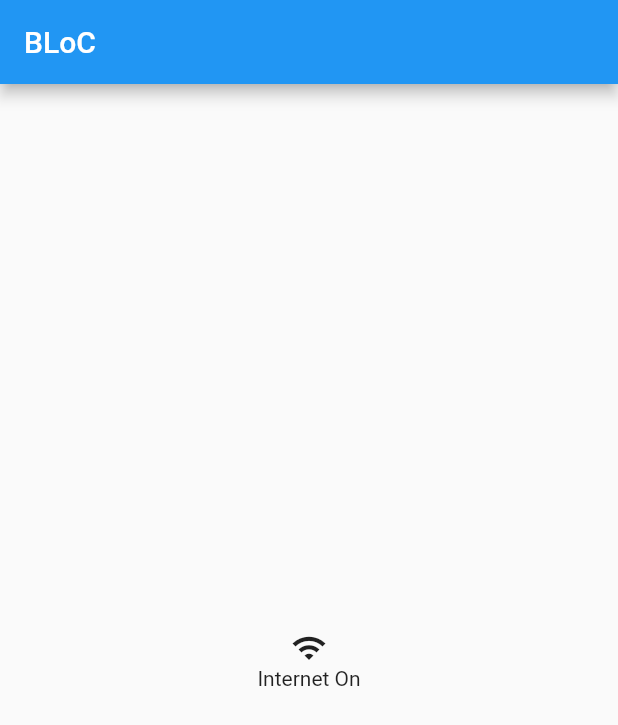
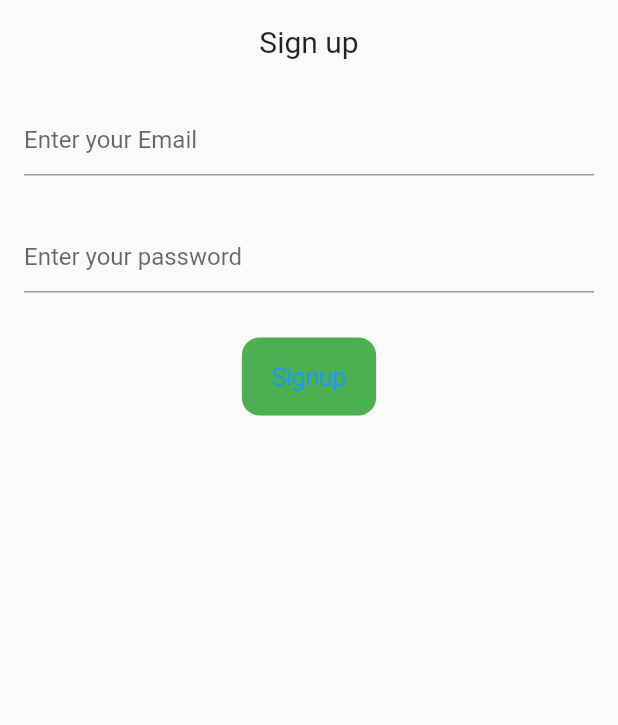
Before and after one commit to Netesh5/Bloc, a Flutter app: the screen it shows after launch, on a phone screen of 412 x 824 dp. Shown: the top 725 px of the screen. Run offline on Flutter 3.47's test engine with Material 2 defaults, Android fonts, the phone set to English and light mode, and no system bars; our stand-ins replace connectivity, flutter_bloc.

Commit message:
form_validation_using_bloc

```diff
--- a/lib/view/myapp.dart
+++ b/lib/view/myapp.dart
@@ -1,8 +1,8 @@
 import 'package:blocapp/cubit/internet_cubit.dart';
+import 'package:blocapp/view/signin/bloc/signin_bloc.dart';
+import 'package:blocapp/view/signin/signup.dart';
 import 'package:flutter/material.dart';
 import 'package:flutter_bloc/flutter_bloc.dart';
-
-import 'homepage.dart';
 
 class MyApp extends StatelessWidget {
   const MyApp({super.key});
@@ -11,9 +11,12 @@ class MyApp extends StatelessWidget {
   Widget build(BuildContext context) {
     return BlocProvider(
       create: (context) => InternetCubit(),
-      child: const MaterialApp(
+      child: MaterialApp(
         debugShowCheckedModeBanner: false,
-        home: HomeScreen(),
+        home: BlocProvider(
+          create: (context) => SignInBloc(),
+          child: SigninScreen(),
+        ),
       ),
     );
   }
--- /dev/null
+++ b/lib/view/signin/bloc/signin_bloc.dart
@@ -0,0 +1,22 @@
+import 'package:blocapp/view/signin/bloc/signin_event.dart';
+import 'package:blocapp/view/signin/bloc/signin_state.dart';
+import 'package:flutter_bloc/flutter_bloc.dart';
+
+class SignInBloc extends Bloc<SigninEvent, SignInState> {
+  SignInBloc() : super(SignInInitialState()) {
+    on<TextFormFieldChangedEvent>((event, emit) {
+      if (RegExp(r'^(([^<>()[\]\\.,;:\s@\"]+(\.[^<>()[\]\\.,;:\s@\"]+)*)|(\".+\"))@((\[[0-9]{1,3}\.[0-9]{1,3}\.[0-9]{1,3}\.[0-9]{1,3}\])|(([a-zA-Z\-0-9]+\.)+[a-zA-Z]{2,}))$')
+              .hasMatch(event.email) ==
+          false) {
+        emit(SignInUnsuccessfullState(errorMsg: "Enter a valid email"));
+      } else if (event.password == "" || event.password.length < 6) {
+        emit(SignInUnsuccessfullState(errorMsg: "Enter a valid password"));
+      } else {
+        emit(SignInValidState());
+      }
+    });
+    on<SignInButtonPressedEvent>((event, emit) {
+      emit(SignInSuccessfulState());
+    });
+  }
+}
--- /dev/null
+++ b/lib/view/signin/bloc/signin_event.dart
@@ -0,0 +1,13 @@
+abstract class SigninEvent {}
+
+class TextFormFieldChangedEvent extends SigninEvent {
+  String email;
+  String password;
+  TextFormFieldChangedEvent({required this.email, required this.password});
+}
+
+class SignInButtonPressedEvent extends SigninEvent {
+  String email;
+  String password;
+  SignInButtonPressedEvent({required this.email, required this.password});
+}
--- /dev/null
+++ b/lib/view/signin/bloc/signin_state.dart
@@ -0,0 +1,12 @@
+abstract class SignInState {}
+
+class SignInInitialState extends SignInState {}
+
+class SignInSuccessfulState extends SignInState {}
+
+class SignInUnsuccessfullState extends SignInState {
+  String? errorMsg;
+  SignInUnsuccessfullState({this.errorMsg});
+}
+
+class SignInValidState extends SignInState {}
--- /dev/null
+++ b/lib/view/signin/signup.dart
@@ -0,0 +1,96 @@
+import 'package:blocapp/view/homepage.dart';
+import 'package:blocapp/view/signin/bloc/signin_bloc.dart';
+import 'package:blocapp/view/signin/bloc/signin_event.dart';
+import 'package:blocapp/view/signin/bloc/signin_state.dart';
+import 'package:flutter/cupertino.dart';
+import 'package:flutter/material.dart';
+import 'package:flutter_bloc/flutter_bloc.dart';
+
+// ignore: must_be_immutable
+class SigninScreen extends StatelessWidget {
+  SigninScreen({super.key});
+
+  TextEditingController emailController = TextEditingController();
+  TextEditingController passwordController = TextEditingController();
+  @override
+  Widget build(BuildContext context) {
+    return Scaffold(
+      body: SafeArea(
+          child: Padding(
+        padding: const EdgeInsets.all(16),
+        child: Column(
+          children: [
+            const Text(
+              "Sign up",
+              style: TextStyle(fontSize: 20),
+            ),
+            const SizedBox(
+              height: 30,
+            ),
+            TextFormField(
+              controller: emailController,
+              decoration: const InputDecoration(hintText: "Enter your Email"),
+              onChanged: (value) {
+                BlocProvider.of<SignInBloc>(context).add(
+                    TextFormFieldChangedEvent(
+                        email: emailController.text,
+                        password: passwordController.text));
+              },
+            ),
+            const SizedBox(
+              height: 30,
+            ),
+            TextFormField(
+              controller: passwordController,
+              decoration:
+                  const InputDecoration(hintText: "Enter your password"),
+              onChanged: (value) {
+                BlocProvider.of<SignInBloc>(context).add(
+                    TextFormFieldChangedEvent(
+                        email: emailController.text,
+                        password: passwordController.text));
+              },
+            ),
+            BlocBuilder<SignInBloc, SignInState>(
+              builder: (context, state) {
+                if (state is SignInUnsuccessfullState) {
+                  return Text(
+                    state.errorMsg!,
+                    style: const TextStyle(color: Colors.red),
+                  );
+                } else {
+                  return Container();
+                }
+              },
+            ),
+            const SizedBox(
+              height: 30,
+            ),
+            BlocBuilder<SignInBloc, SignInState>(
+              builder: (context, state) {
+                return CupertinoButton(
+                    color: Colors.green,
+                    onPressed: (state is SignInUnsuccessfullState)
+                        ? null
+                        : () {
+                            if (state is SignInValidState) {
+                              BlocProvider.of<SignInBloc>(context).add(
+                                  SignInButtonPressedEvent(
+                                      email: emailController.text,
+                                      password: passwordController.text));
+
+                              Navigator.of(context).pushReplacement(
+                                  MaterialPageRoute(
+                                      builder: ((context) =>
+                                          const HomeScreen())));
+                            }
+                          },
+                    child: const Text("Signup"));
+              },
+            )
+          ],
+        ),
+      )),
+    );
+  }
+}
```
